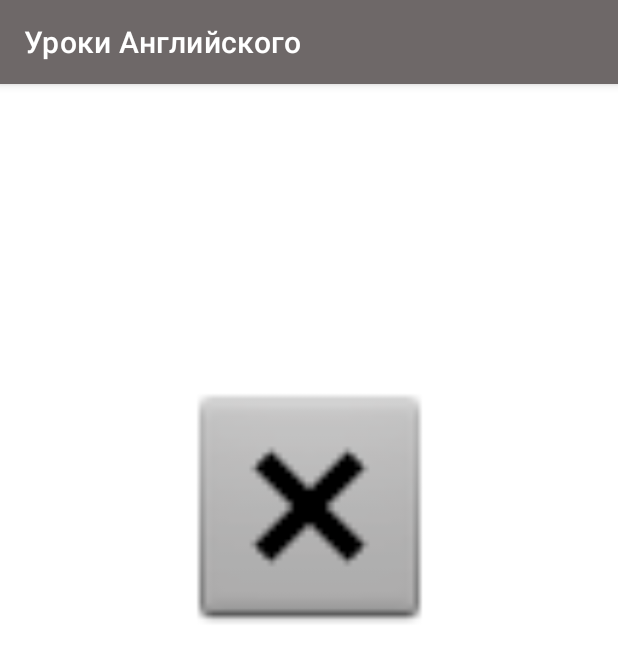
After one commit to KornevSergei/EnglishLessons, an Android app: the LessonsActivity screen opened directly, with no data from a screen before it, on a phone screen of 412 x 824 dp. The commit adds this screen. Shown: the top 662 px of the screen. Run offline under Robolectric (Android 15) with nearby library versions, the phone set to English and light mode, and no system bars.

Commit message:
Commit 2

```diff
--- a/app/src/main/AndroidManifest.xml
+++ b/app/src/main/AndroidManifest.xml
@@ -9,6 +9,7 @@
         android:roundIcon="@mipmap/ic_launcher_round"
         android:supportsRtl="true"
         android:theme="@style/Theme.EnglishLessons">
+        <activity android:name=".LessonsActivity"></activity>
         <activity android:name=".StartActivity">
             <intent-filter>
                 <action android:name="android.intent.action.MAIN" />
--- /dev/null
+++ b/app/src/main/java/com/example/englishlessons/LessonsActivity.java
@@ -0,0 +1,14 @@
+package com.example.englishlessons;
+
+import androidx.appcompat.app.AppCompatActivity;
+
+import android.os.Bundle;
+
+public class LessonsActivity extends AppCompatActivity {
+
+    @Override
+    protected void onCreate(Bundle savedInstanceState) {
+        super.onCreate(savedInstanceState);
+        setContentView(R.layout.activity_lessons);
+    }
+}
--- a/app/src/main/java/com/example/englishlessons/StartActivity.java
+++ b/app/src/main/java/com/example/englishlessons/StartActivity.java
@@ -32,6 +32,8 @@ public class StartActivity extends AppCompatActivity {
         tabHost.addTab(tabSpec);
 
         tabHost.setCurrentTab(0);
+
+
     }
 
 }
--- /dev/null
+++ b/app/src/main/res/layout/activity_lessons.xml
@@ -0,0 +1,22 @@
+<?xml version="1.0" encoding="utf-8"?>
+<androidx.constraintlayout.widget.ConstraintLayout xmlns:android="http://schemas.android.com/apk/res/android"
+    xmlns:app="http://schemas.android.com/apk/res-auto"
+    xmlns:tools="http://schemas.android.com/tools"
+    android:layout_width="match_parent"
+    android:layout_height="match_parent"
+    tools:context=".LessonsActivity">
+
+    <ImageView
+        android:id="@+id/imageView"
+        android:layout_width="223dp"
+        android:layout_height="186dp"
+        android:layout_marginStart="94dp"
+        android:layout_marginTop="106dp"
+        android:layout_marginEnd="94dp"
+        android:layout_marginBottom="311dp"
+        app:layout_constraintBottom_toBottomOf="parent"
+        app:layout_constraintEnd_toEndOf="parent"
+        app:layout_constraintStart_toStartOf="parent"
+        app:layout_constraintTop_toTopOf="parent"
+        app:srcCompat="@android:drawable/btn_dialog" />
+</androidx.constraintlayout.widget.ConstraintLayout>
--- a/app/src/main/res/values-night/themes.xml
+++ b/app/src/main/res/values-night/themes.xml
@@ -4,11 +4,11 @@
         <!-- Primary brand color. -->
         <item name="colorPrimary">@color/purple_200</item>
         <item name="colorPrimaryVariant">@color/purple_700</item>
-        <item name="colorOnPrimary">@color/black</item>
+        <item name="colorOnPrimary">@color/grey</item>
         <!-- Secondary brand color. -->
         <item name="colorSecondary">@color/teal_200</item>
         <item name="colorSecondaryVariant">@color/teal_200</item>
-        <item name="colorOnSecondary">@color/black</item>
+        <item name="colorOnSecondary">@color/grey</item>
         <!-- Status bar color. -->
         <item name="android:statusBarColor" tools:targetApi="l">?attr/colorPrimaryVariant</item>
         <!-- Customize your theme here. -->
--- a/app/src/main/res/values/themes.xml
+++ b/app/src/main/res/values/themes.xml
@@ -8,7 +8,7 @@
         <!-- Secondary brand color. -->
         <item name="colorSecondary">@color/teal_200</item>
         <item name="colorSecondaryVariant">@color/teal_700</item>
-        <item name="colorOnSecondary">@color/black</item>
+        <item name="colorOnSecondary">@color/grey</item>
         <!-- Status bar color. -->
         <item name="android:statusBarColor" tools:targetApi="l">?attr/colorPrimaryVariant</item>
         <!-- Customize your theme here. -->
```
